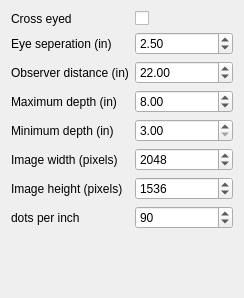
Old version of the form presetedit.ui in the repository gnudles/stereograma.
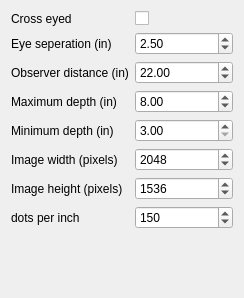
New version of the form.

Patch:
```diff
--- a/presetedit.ui
+++ b/presetedit.ui
@@ -176,10 +176,10 @@
       <number>50</number>
      </property>
      <property name="maximum">
-      <number>320</number>
+      <number>600</number>
      </property>
      <property name="value">
-      <number>90</number>
+      <number>150</number>
      </property>
     </widget>
    </item>
```
